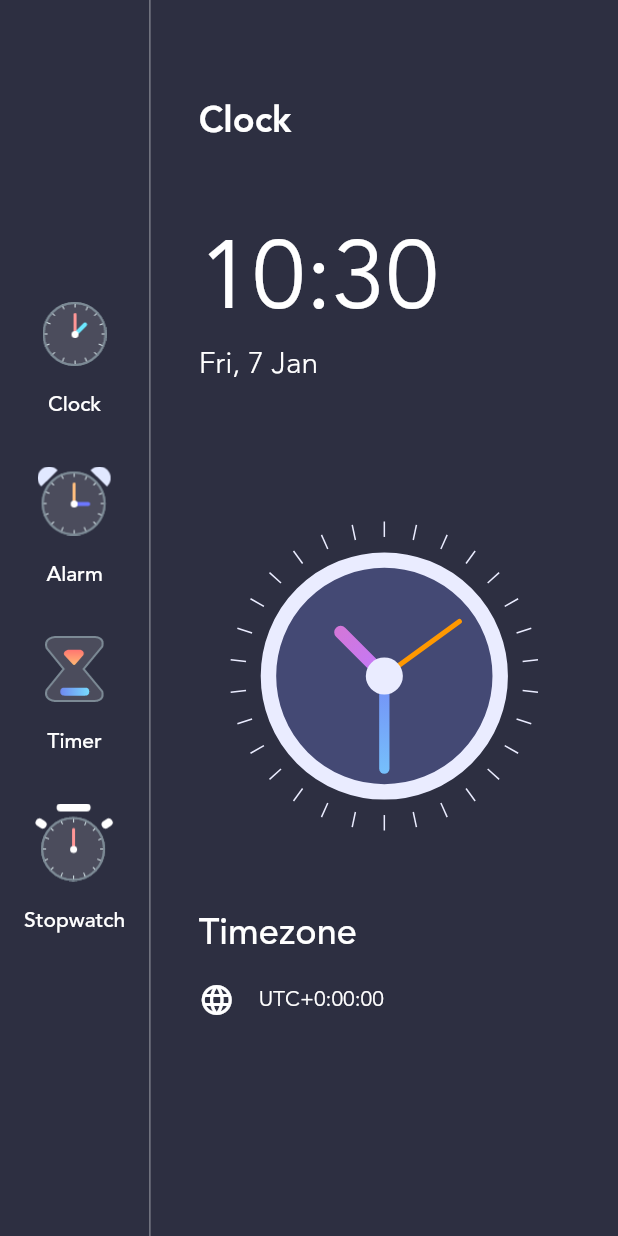
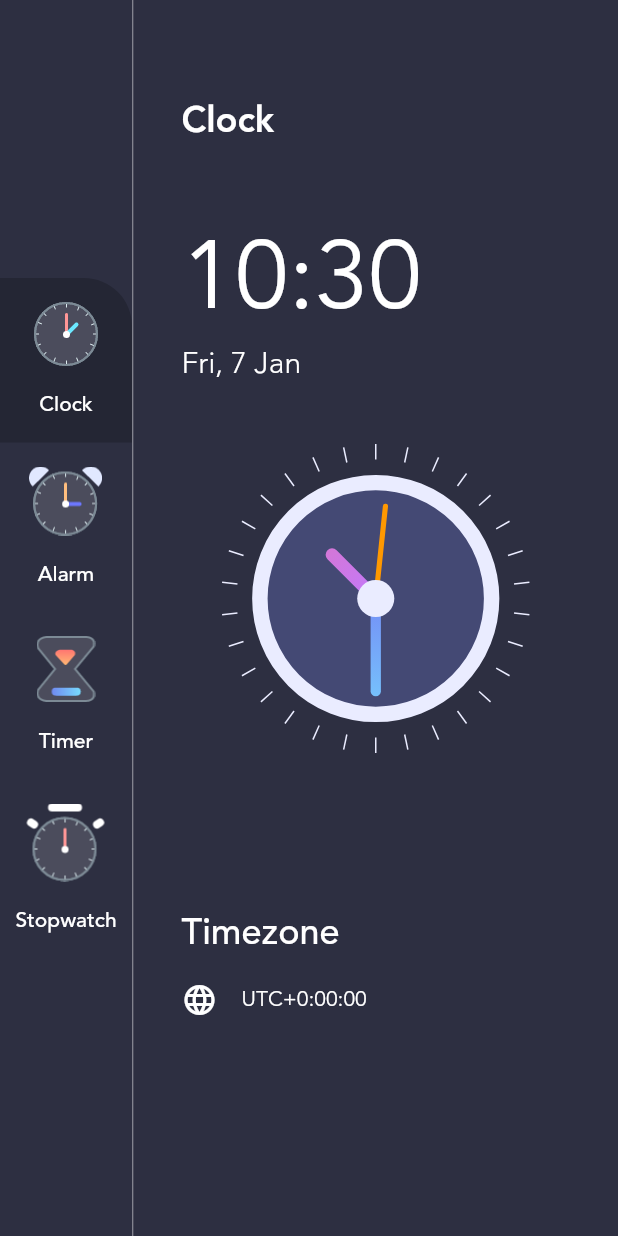
Before and after one commit to aditya263/Clock-App, a Flutter app: the HomePage screen opened directly, on a phone screen of 412 x 824 dp. Run offline on Flutter 3.47's test engine with Material 2 defaults, Android fonts, the phone set to English and light mode, and no system bars; statements that could not run were skipped.

Commit message:
clock real time updating

```diff
--- /dev/null
+++ b/lib/data.dart
@@ -0,0 +1,13 @@
+import 'package:clock_app/enums.dart';
+import 'models/menu_info.dart';
+
+List<MenuInfo> menuItems = [
+  MenuInfo(MenuType.clock,
+      title: 'Clock', imageSource: 'assets/images/clock_icon.png'),
+  MenuInfo(MenuType.alarm,
+      title: 'Alarm', imageSource: 'assets/images/alarm_icon.png'),
+  MenuInfo(MenuType.timer,
+      title: 'Timer', imageSource: 'assets/images/timer_icon.png'),
+  MenuInfo(MenuType.stopwatch,
+      title: 'Stopwatch', imageSource: 'assets/images/stopwatch_icon.png'),
+];
--- /dev/null
+++ b/lib/enums.dart
@@ -0,0 +1 @@
+enum MenuType { clock, alarm, timer, stopwatch }
--- a/lib/homepage.dart
+++ /dev/null
@@ -1,148 +0,0 @@
-import 'package:clock_app/clock_view.dart';
-import 'package:flutter/material.dart';
-import 'package:intl/intl.dart';
-
-class HomePage extends StatefulWidget {
-  const HomePage({Key? key}) : super(key: key);
-
-  @override
-  State<HomePage> createState() => _HomePageState();
-}
-
-class _HomePageState extends State<HomePage> {
-  @override
-  Widget build(BuildContext context) {
-    var now = DateTime.now();
-    var formattedTime = DateFormat('HH:mm').format(now);
-    var formattedDate = DateFormat('EEE, d MMM').format(now);
-    var timezoneString = now.timeZoneOffset.toString().split('.').first;
-    var offsetSign = '';
-    if (!timezoneString.startsWith('-')) offsetSign = '+';
-
-    return Scaffold(
-      backgroundColor: const Color(0xFF2D2F41),
-      body: Row(
-        children: [
-          Column(
-            mainAxisAlignment: MainAxisAlignment.center,
-            children: [
-              buildMenuButton('Clock', 'assets/images/clock_icon.png'),
-              buildMenuButton('Alarm', 'assets/images/alarm_icon.png'),
-              buildMenuButton('Timer', 'assets/images/timer_icon.png'),
-              buildMenuButton('Stopwatch', 'assets/images/stopwatch_icon.png'),
-            ],
-          ),
-          const VerticalDivider(color: Colors.white54, width: 1),
-          Expanded(
-            child: Container(
-              padding: const EdgeInsets.symmetric(horizontal: 32, vertical: 64),
-              child: Column(
-                crossAxisAlignment: CrossAxisAlignment.start,
-                children: [
-                  const Flexible(
-                    flex: 1,
-                    fit: FlexFit.tight,
-                    child: Text(
-                      "Clock",
-                      style: TextStyle(
-                          fontFamily: 'avenir',
-                          fontWeight: FontWeight.w700,
-                          color: Colors.white,
-                          fontSize: 24),
-                    ),
-                  ),
-                  Flexible(
-                    flex: 2,
-                    child: Column(
-                      crossAxisAlignment: CrossAxisAlignment.start,
-                      children: [
-                        Text(
-                          formattedTime,
-                          style: const TextStyle(
-                              fontFamily: 'avenir',
-                              color: Colors.white,
-                              fontSize: 64),
-                        ),
-                        Text(
-                          formattedDate,
-                          style: const TextStyle(
-                              fontFamily: 'avenir',
-                              fontWeight: FontWeight.w300,
-                              color: Colors.white,
-                              fontSize: 20),
-                        ),
-                      ],
-                    ),
-                  ),
-                  Flexible(
-                    flex: 4,
-                    fit: FlexFit.tight,
-                    child: Align(
-                        alignment: Alignment.center,
-                        child: ClockView(
-                          size: MediaQuery.of(context).size.height / 4,
-                        )),
-                  ),
-                  Flexible(
-                    flex: 2,
-                    fit: FlexFit.tight,
-                    child: Column(
-                      crossAxisAlignment: CrossAxisAlignment.start,
-                      children: [
-                        const Text(
-                          "Timezone",
-                          style: TextStyle(
-                              fontFamily: 'avenir',
-                              color: Colors.white,
-                              fontWeight: FontWeight.w500,
-                              fontSize: 24),
-                        ),
-                        const SizedBox(height: 16),
-                        Row(
-                          children: [
-                            const Icon(Icons.language, color: Colors.white),
-                            const SizedBox(width: 16),
-                            Text(
-                              "UTC" + offsetSign + timezoneString,
-                              style: const TextStyle(
-                                  fontFamily: 'avenir',
-                                  color: Colors.white,
-                                  fontSize: 14),
-                            ),
-                          ],
-                        )
-                      ],
-                    ),
-                  ),
-                ],
-              ),
-            ),
-          ),
-        ],
-      ),
-    );
-  }
-
-  Padding buildMenuButton(String title, String image) {
-    return Padding(
-      padding: const EdgeInsets.symmetric(vertical: 16.0),
-      child: FlatButton(
-        onPressed: () {},
-        child: Column(
-          children: [
-            Image.asset(
-              image,
-              scale: 1.5,
-            ),
-            const SizedBox(height: 16),
-            Text(
-              title,
-              style: const TextStyle(
-                  fontFamily: 'avenir', color: Colors.white, fontSize: 14),
-            )
-          ],
-        ),
-      ),
-    );
-  }
-}
--- /dev/null
+++ b/lib/models/menu_info.dart
@@ -0,0 +1,19 @@
+import 'package:clock_app/enums.dart';
+import 'package:flutter/foundation.dart';
+
+class MenuInfo extends ChangeNotifier {
+  MenuType menuType;
+  String title;
+  String imageSource;
+
+  MenuInfo(this.menuType, {required this.title, required this.imageSource});
+
+  updateMenu(MenuInfo menuInfo) {
+    menuType = menuInfo.menuType;
+    title = menuInfo.title;
+    imageSource = menuInfo.imageSource;
+
+//Important
+    notifyListeners();
+  }
+}
--- a/lib/clock_view.dart
+++ b/lib/views/clockview.dart
@@ -1,7 +1,7 @@
 import 'dart:async';
 import 'dart:math';
+
 import 'package:clock_app/constants/theme_data.dart';
-import 'package:flutter/cupertino.dart';
 import 'package:flutter/material.dart';
 
 class ClockView extends StatefulWidget {
@@ -10,27 +10,38 @@ class ClockView extends StatefulWidget {
   const ClockView({Key? key, required this.size}) : super(key: key);
 
   @override
-  State<ClockView> createState() => _ClockViewState();
+  _ClockViewState createState() => _ClockViewState();
 }
 
 class _ClockViewState extends State<ClockView> {
+  late Timer timer;
+
   @override
   void initState() {
-    Timer.periodic(const Duration(seconds: 1), (timer) {
+    timer = Timer.periodic(const Duration(seconds: 1), (timer) {
       setState(() {});
     });
     super.initState();
   }
 
   @override
+  void dispose() {
+    timer.cancel();
+    super.dispose();
+  }
+
+  @override
   Widget build(BuildContext context) {
-    return Container(
+    return Align(
+      alignment: Alignment.topCenter,
+      child: SizedBox(
         width: widget.size,
         height: widget.size,
         child: Transform.rotate(
           angle: -pi / 2,
           child: CustomPaint(
             painter: ClockPainter(),
+          ),
         ),
       ),
     );
@@ -40,8 +51,9 @@ class _ClockViewState extends State<ClockView> {
 class ClockPainter extends CustomPainter {
   var dateTime = DateTime.now();
 
-  //60 sec - 360, 1 sec - 6 degree
-  //12 hours - 360, 1 hour - 30 degrees, 1 min - 0.5 degrees
+  //60sec - 360, 1 sec - 6degrees
+  //60min - 360, 1 min - 6degrees
+  //12hours - 360, 1 hour - 30degrees, 60min - 30degrees, 1 min - 0.5degrees
 
   @override
   void paint(Canvas canvas, Size size) {
@@ -122,7 +134,7 @@ class ClockPainter extends CustomPainter {
   }
 
   @override
-  bool shouldRepaint(covariant CustomPainter oldDelegate) {
+  bool shouldRepaint(CustomPainter oldDelegate) {
     return true;
   }
 }
--- /dev/null
+++ b/lib/views/homepage.dart
@@ -0,0 +1,95 @@
+import 'package:clock_app/constants/theme_data.dart';
+import 'package:clock_app/data.dart';
+import 'package:clock_app/enums.dart';
+import 'package:clock_app/models/menu_info.dart';
+import 'package:clock_app/views/clock_page.dart';
+import 'package:flutter/material.dart';
+import 'package:provider/provider.dart';
+
+class HomePage extends StatefulWidget {
+  @override
+  _HomePageState createState() => _HomePageState();
+}
+
+class _HomePageState extends State<HomePage> {
+  @override
+  Widget build(BuildContext context) {
+    return Scaffold(
+      backgroundColor: CustomColors.pageBackgroundColor,
+      body: Row(
+        children: <Widget>[
+          Column(
+            mainAxisAlignment: MainAxisAlignment.center,
+            children: menuItems
+                .map((currentMenuInfo) => buildMenuButton(currentMenuInfo))
+                .toList(),
+          ),
+          VerticalDivider(
+            color: CustomColors.dividerColor,
+            width: 1,
+          ),
+          Expanded(
+            child: Consumer<MenuInfo>(
+              builder: (context, value, child) {
+                if (value.menuType == MenuType.clock) {
+                  return const ClockPage();
+                } else if (value.menuType == MenuType.alarm) {
+                  return Container();
+                } else {
+                  return RichText(
+                    text: TextSpan(
+                      style: const TextStyle(fontSize: 20),
+                      children: <TextSpan>[
+                        const TextSpan(text: 'Upcoming Tutorial\n'),
+                        TextSpan(
+                          text: value.title,
+                          style: const TextStyle(fontSize: 48),
+                        ),
+                      ],
+                    ),
+                  );
+                }
+              },
+            ),
+          ),
+        ],
+      ),
+    );
+  }
+
+  Widget buildMenuButton(MenuInfo currentMenuInfo) {
+    return Consumer<MenuInfo>(
+      builder: (context, value, child) {
+        return FlatButton(
+          shape: const RoundedRectangleBorder(
+              borderRadius:
+                  const BorderRadius.only(topRight: Radius.circular(32))),
+          padding: const EdgeInsets.symmetric(vertical: 16.0, horizontal: 0),
+          color: currentMenuInfo.menuType == value.menuType
+              ? CustomColors.menuBackgroundColor
+              : Colors.transparent,
+          onPressed: () {
+            var menuInfo = Provider.of<MenuInfo>(context, listen: false);
+            menuInfo.updateMenu(currentMenuInfo);
+          },
+          child: Column(
+            children: <Widget>[
+              Image.asset(
+                currentMenuInfo.imageSource,
+                scale: 1.5,
+              ),
+              const SizedBox(height: 16),
+              Text(
+                currentMenuInfo.title,
+                style: TextStyle(
+                    fontFamily: 'avenir',
+                    color: CustomColors.primaryTextColor,
+                    fontSize: 14),
+              ),
+            ],
+          ),
+        );
+      },
+    );
+  }
+}
```
Lines whose indentation alone changed are shown as unchanged.
